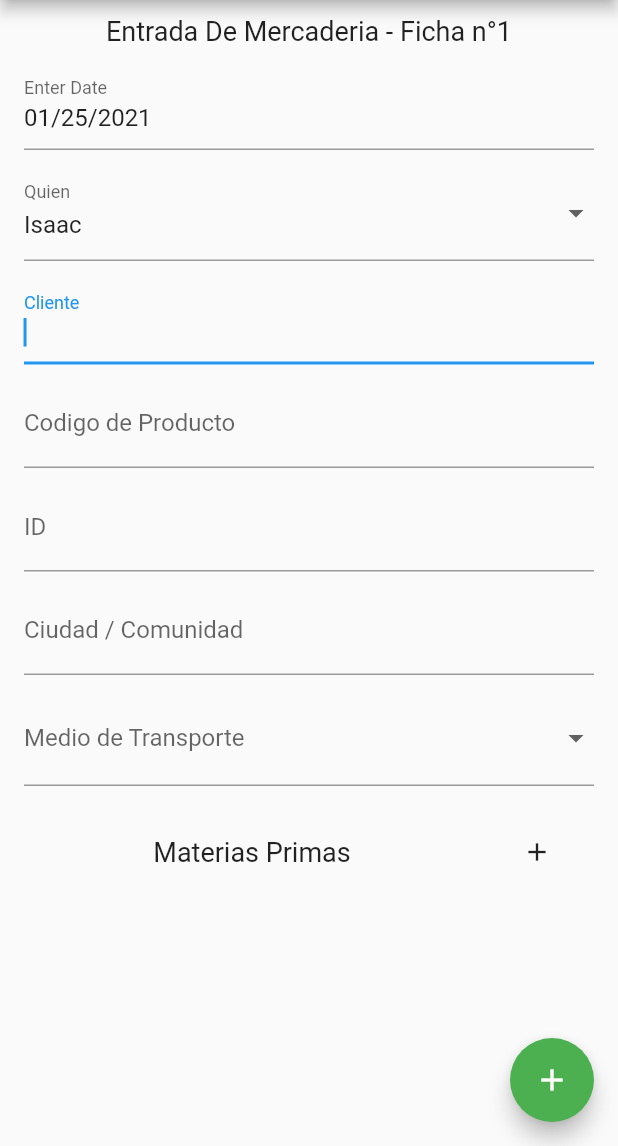
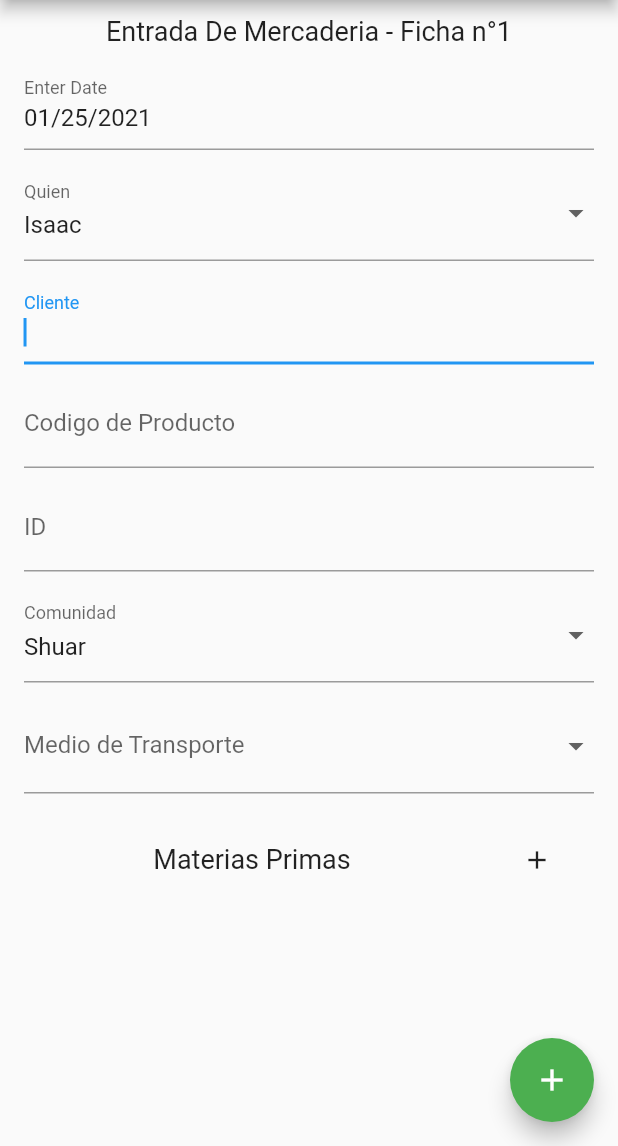
Before and after one commit to jjeangal/app_chankuap, a Flutter app: the AddEntradaForm screen opened directly, on a phone screen of 412 x 824 dp, the part 90-1236 px from its top. Run offline on Flutter 3.47's test engine with Material 2 defaults, Android fonts, the phone set to English and light mode, and no system bars; our stand-ins replace curved_navigation_bar, flutter_form_builder; missing offline and left inert: commons, cupertino_stepper, searchable_dropdown.

```diff
--- a/lib/src/forms/entradas/add_entrada_form.dart
+++ b/lib/src/forms/entradas/add_entrada_form.dart
@@ -148,22 +148,22 @@ class _AddEntradaFormState extends State<AddEntradaForm> {
                       },
                     ),
                     SizedBox(height: 10),
-                    TextFormField(
-                      decoration: const InputDecoration(
-                        labelText: 'Ciudad / Comunidad',
-                      ),
-                      inputFormatters: [LengthLimitingTextInputFormatter(30)],
-                      onSaved: (comunidad) {
-                        _comunidad = comunidad;
-                      },
-                      autofocus: true,
-                      focusNode: DondeFocusNode,
-                      textInputAction: TextInputAction.next,
-                      onTap: () {
-                        FocusScope.of(context).unfocus();
-                        FocusScope.of(context).requestFocus(DondeFocusNode);
-                      },
-                    ),
+                    FormBuilderDropdown(
+                        decoration: const InputDecoration(labelText: 'Comunidad'),
+                        initialValue: "Shuar",
+                        attribute: 'comunidad',
+                        onSaved: (value) => {
+                          if(value == 'Shuar') _comunidad = "SH",
+                          if(value == 'Achuar') _comunidad = "ACH"
+                        },
+                        items: [
+                          'Shuar',
+                          'Achuar'
+                        ].map((comu) => DropdownMenuItem(
+                            value: comu,
+                            child: Text("$comu",
+                                textAlign: TextAlign.left)
+                        )).toList()),
                     SizedBox(height: 10),
                     FormBuilderDropdown(
                       onSaved: (value) => _transporte = value,
--- a/lib/src/forms/product_list_form.dart
+++ b/lib/src/forms/product_list_form.dart
@@ -5,9 +5,8 @@ import 'package:flutter/material.dart';
 
 class ProductListForm extends StatefulWidget {
   List<Producto> productos;
-  final Function() notifyParent;
 
-  ProductListForm({Key key, productos, @required this.notifyParent}) : super(key: key);
+  ProductListForm({Key key, productos}) : super(key: key);
 
   @override
   _ProductListFormState createState() => _ProductListFormState();
```
Also changed, not shown: lib/src/Widgets/data_object.dart (+5 -16 lines), lib/src/Widgets/selectMaterial.dart (+3 -4 lines), lib/src/forms/entradas/entrada_form.dart (+31 -37 lines), lib/src/forms/salidas/salida_form.dart (+10 -8 lines), lib/src/pages/Entrada.dart (+28 -6 lines), lib/src/pages/Export.dart (+15 -11 lines), lib/src/pages/Salida.dart (+28 -3 lines).
